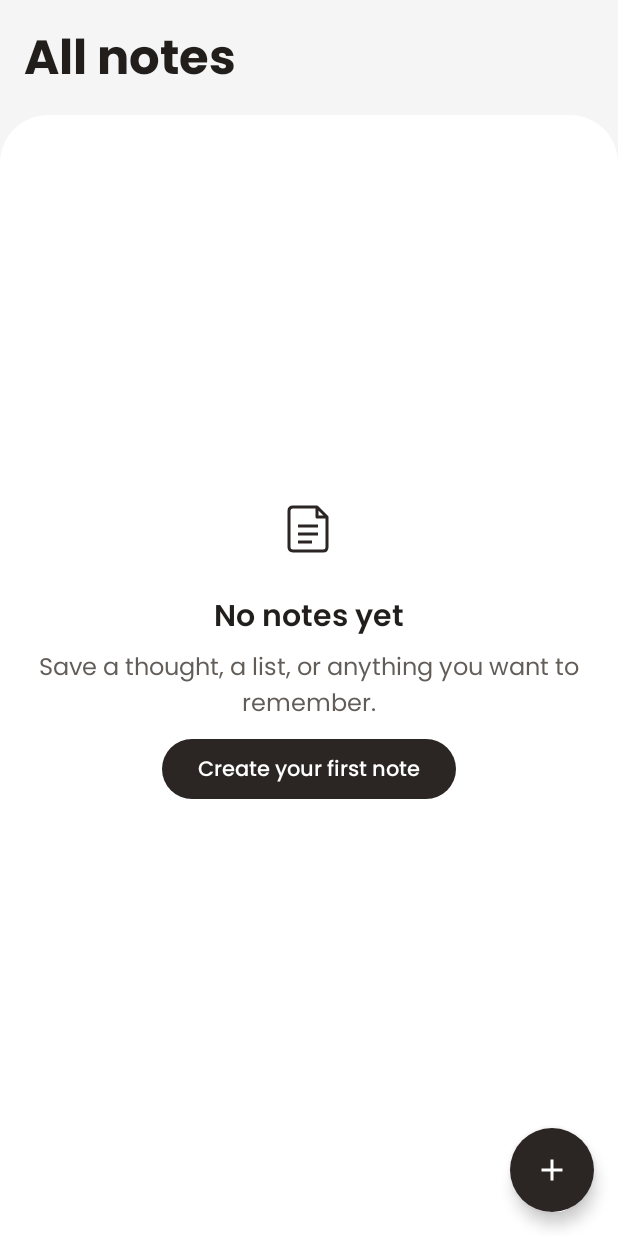
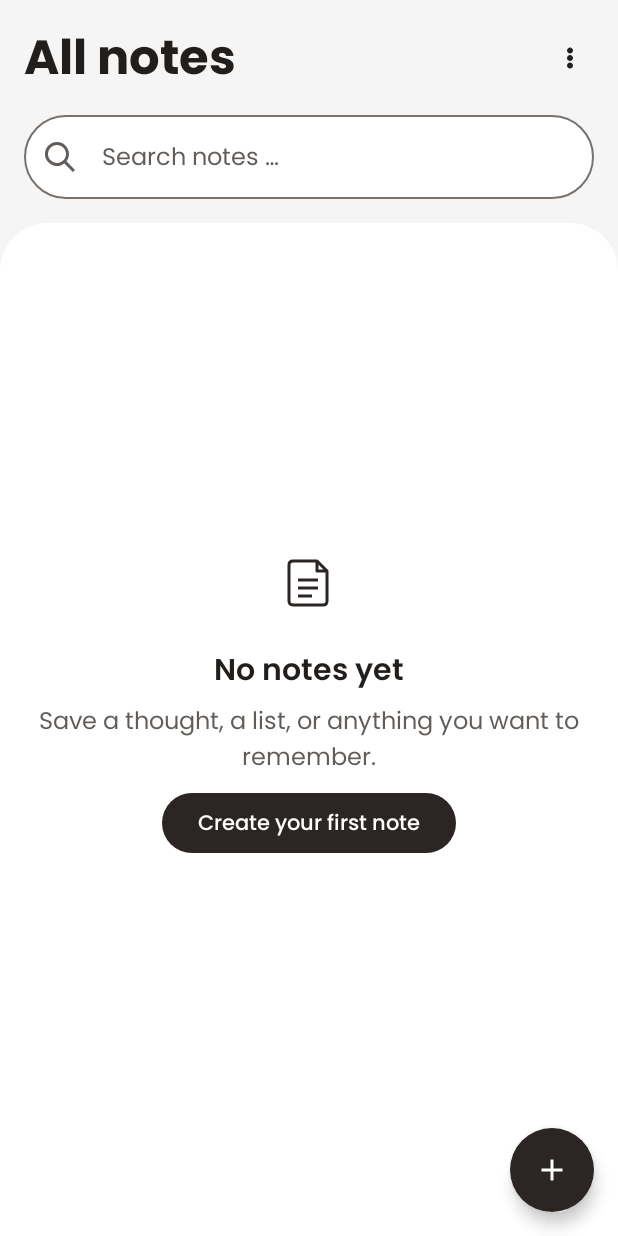
Before and after one commit to rudratheogopgod/web3tasknotesapplication, an Android app built with Jetpack Compose: the screen it shows after launch (MainActivity), on a phone screen of 412 x 824 dp. Run offline under Robolectric (Android 15) with nearby library versions, the phone set to English and light mode, and no system bars; our stand-ins replace Dagger/Hilt's generated code, Room's generated code; libraries missing offline, so code that uses them is left out: androidx.hilt.lifecycle.

Commit message:
feat(search): add case-insensitive search and sorting options

```diff
--- a/app/src/main/java/com/rudra/web3tasknotesapplication/data/local/NoteDao.kt
+++ b/app/src/main/java/com/rudra/web3tasknotesapplication/data/local/NoteDao.kt
@@ -10,8 +10,19 @@ import kotlinx.coroutines.flow.Flow
 /** Keeps queries and ordering rules close to the persisted data. */
 @Dao
 interface NoteDao {
-    @Query("SELECT * FROM notes ORDER BY updatedAt DESC, id DESC")
-    fun observeAll(): Flow<List<NoteEntity>>
+    @Query("""
+        SELECT * FROM notes
+        WHERE :pattern IS NULL OR title LIKE :pattern ESCAPE '!' OR content LIKE :pattern ESCAPE '!'
+        ORDER BY updatedAt DESC, id DESC
+    """)
+    fun observeAll(pattern: String? = null): Flow<List<NoteEntity>>
+
+    @Query("""
+        SELECT * FROM notes
+        WHERE :pattern IS NULL OR title LIKE :pattern ESCAPE '!' OR content LIKE :pattern ESCAPE '!'
+        ORDER BY title COLLATE NOCASE ASC, updatedAt DESC, id DESC
+    """)
+    fun observeByTitle(pattern: String?): Flow<List<NoteEntity>>
 
     @Query("SELECT * FROM notes WHERE id = :id")
     fun observeById(id: Long): Flow<NoteEntity?>
--- /dev/null
+++ b/app/src/main/java/com/rudra/web3tasknotesapplication/data/repository/NoteSearchPattern.kt
@@ -0,0 +1,14 @@
+package com.rudra.web3tasknotesapplication.data.repository
+
+/** Uses ! as the LIKE escape character and matches the trimmed input literally. */
+internal fun noteSearchPattern(query: String): String? {
+    val term = query.trim().ifEmpty { return null }
+    return buildString {
+        append('%')
+        for (character in term) {
+            if (character == '!' || character == '%' || character == '_') append('!')
+            append(character)
+        }
+        append('%')
+    }
+}
--- a/app/src/main/java/com/rudra/web3tasknotesapplication/data/repository/NotesRepository.kt
+++ b/app/src/main/java/com/rudra/web3tasknotesapplication/data/repository/NotesRepository.kt
@@ -1,11 +1,12 @@
 package com.rudra.web3tasknotesapplication.data.repository
 
 import com.rudra.web3tasknotesapplication.domain.model.Note
+import com.rudra.web3tasknotesapplication.domain.model.NoteSortOrder
 import kotlinx.coroutines.flow.Flow
 
 /** Exposes Room-backed state without exposing persistence types to callers. */
 interface NotesRepository {
-    fun observeAll(): Flow<List<Note>>
+    fun observeAll(query: String = "", order: NoteSortOrder = NoteSortOrder.LAST_UPDATED): Flow<List<Note>>
     fun observeById(id: Long): Flow<Note?>
 
     /** Saves a new note when [id] is null, or updates an existing note atomically. */
--- a/app/src/main/java/com/rudra/web3tasknotesapplication/data/repository/NotesRepositoryImpl.kt
+++ b/app/src/main/java/com/rudra/web3tasknotesapplication/data/repository/NotesRepositoryImpl.kt
@@ -12,7 +12,9 @@ import com.rudra.web3tasknotesapplication.data.local.NotesDatabase
 import com.rudra.web3tasknotesapplication.data.mapper.toEntity
 import com.rudra.web3tasknotesapplication.data.mapper.toNote
 import com.rudra.web3tasknotesapplication.domain.model.Note
+import com.rudra.web3tasknotesapplication.domain.model.NoteSortOrder
 import kotlinx.coroutines.CancellationException
+import kotlinx.coroutines.flow.Flow
 import kotlinx.coroutines.flow.map
 import kotlinx.coroutines.withContext
 
@@ -27,7 +29,14 @@ class NotesRepositoryImpl @Inject constructor(
     private val appContext = context.applicationContext
     private val rules = NoteSaveRules(time) { appContext.getString(R.string.untitled_note) }
 
-    override fun observeAll() = dao.observeAll().map { rows -> rows.map { it.toNote() } }
+    override fun observeAll(query: String, order: NoteSortOrder): Flow<List<Note>> {
+        val pattern = noteSearchPattern(query)
+        val rows = when (order) {
+            NoteSortOrder.LAST_UPDATED -> dao.observeAll(pattern)
+            NoteSortOrder.TITLE -> dao.observeByTitle(pattern)
+        }
+        return rows.map { entities -> entities.map { it.toNote() } }
+    }
 
     override fun observeById(id: Long) = dao.observeById(id).map { it?.toNote() }
 
--- /dev/null
+++ b/app/src/main/java/com/rudra/web3tasknotesapplication/domain/model/NoteSortOrder.kt
@@ -0,0 +1,4 @@
+package com.rudra.web3tasknotesapplication.domain.model
+
+/** The order in which Room returns matching notes. */
+enum class NoteSortOrder { LAST_UPDATED, TITLE }
--- /dev/null
+++ b/app/src/main/java/com/rudra/web3tasknotesapplication/ui/components/NotesSearchBar.kt
@@ -0,0 +1,52 @@
+package com.rudra.web3tasknotesapplication.ui.components
+
+import androidx.compose.foundation.text.KeyboardActions
+import androidx.compose.foundation.text.KeyboardOptions
+import androidx.compose.material3.Icon
+import androidx.compose.material3.IconButton
+import androidx.compose.material3.MaterialTheme
+import androidx.compose.material3.OutlinedTextField
+import androidx.compose.material3.OutlinedTextFieldDefaults
+import androidx.compose.material3.Text
+import androidx.compose.runtime.Composable
+import androidx.compose.ui.Modifier
+import androidx.compose.ui.platform.LocalFocusManager
+import androidx.compose.ui.platform.LocalSoftwareKeyboardController
+import androidx.compose.ui.res.painterResource
+import androidx.compose.ui.res.stringResource
+import androidx.compose.ui.text.input.ImeAction
+import com.rudra.web3tasknotesapplication.R
+import com.rudra.web3tasknotesapplication.ui.theme.NotesShapes
+
+/** Lets users refine or clear the search while keeping keyboard dismissal explicit. */
+@Composable
+internal fun NotesSearchBar(query: String, onQueryChange: (String) -> Unit, modifier: Modifier) {
+    val keyboard = LocalSoftwareKeyboardController.current
+    val focus = LocalFocusManager.current
+    val label = stringResource(R.string.search_notes)
+    OutlinedTextField(
+        value = query,
+        onValueChange = onQueryChange,
+        modifier = modifier,
+        placeholder = { Text(label) },
+        leadingIcon = { Icon(painterResource(R.drawable.ic_notes_search), null) },
+        trailingIcon = if (query.isEmpty()) null else {
+            {
+                IconButton(onClick = { onQueryChange("") }) {
+                    Icon(painterResource(R.drawable.ic_notes_clear), stringResource(R.string.clear_search))
+                }
+            }
+        },
+        shape = NotesShapes.Pill,
+        colors = OutlinedTextFieldDefaults.colors(
+            focusedContainerColor = MaterialTheme.colorScheme.surface,
+            unfocusedContainerColor = MaterialTheme.colorScheme.surface,
+        ),
+        singleLine = true,
+        keyboardOptions = KeyboardOptions(imeAction = ImeAction.Search),
+        keyboardActions = KeyboardActions(onSearch = {
+            keyboard?.hide()
+            focus.clearFocus()
+        }),
+    )
+}
--- a/app/src/main/java/com/rudra/web3tasknotesapplication/ui/notes/list/NotesListRoute.kt
+++ b/app/src/main/java/com/rudra/web3tasknotesapplication/ui/notes/list/NotesListRoute.kt
@@ -26,6 +26,8 @@ internal fun NotesListRoute(
     onEditorDeleteConsumed: () -> Unit = {},
 ) {
     val state by viewModel.uiState.collectAsStateWithLifecycle()
+    val query by viewModel.query.collectAsStateWithLifecycle()
+    val order by viewModel.sortOrder.collectAsStateWithLifecycle()
     var confirmId by rememberSaveable { mutableStateOf<Long?>(null) }
     LaunchedEffect(confirmedEditorDeleteId) {
         if (confirmedEditorDeleteId != null) {
@@ -35,7 +37,8 @@ internal fun NotesListRoute(
     }
     DeleteSnackbar(viewModel, snackbarHostState)
     NotesListScreen(state, onCreateNote, onOpenNote, snackbarHostState,
-        onRequestDelete = { confirmId = it })
+        onRequestDelete = { confirmId = it }, query = query, sortOrder = order,
+        onQueryChange = viewModel::changeQuery, onSortOrderChange = viewModel::changeSortOrder)
     confirmId?.let { id ->
         DeleteNoteDialog(
             onConfirm = {
--- a/app/src/main/java/com/rudra/web3tasknotesapplication/ui/notes/list/NotesListScreen.kt
+++ b/app/src/main/java/com/rudra/web3tasknotesapplication/ui/notes/list/NotesListScreen.kt
@@ -8,6 +8,14 @@ import androidx.compose.foundation.rememberScrollState
 import androidx.compose.foundation.verticalScroll
 import androidx.compose.material3.*
 import androidx.compose.runtime.Composable
+import androidx.compose.runtime.getValue
+import androidx.compose.runtime.mutableStateOf
+import androidx.compose.runtime.setValue
+import androidx.compose.runtime.saveable.rememberSaveable
+import com.rudra.web3tasknotesapplication.domain.model.NoteSortOrder
+import com.rudra.web3tasknotesapplication.ui.components.NotesSearchBar
+import androidx.compose.ui.semantics.selected
+import androidx.compose.ui.semantics.semantics
 import androidx.compose.ui.Modifier
 import androidx.compose.ui.Alignment
 import androidx.compose.ui.res.painterResource
@@ -29,6 +37,10 @@ internal fun NotesListScreen(
     onOpenNote: (Long) -> Unit,
     snackbarHostState: SnackbarHostState? = null,
     onRequestDelete: ((Long) -> Unit)? = null,
+    query: String = "",
+    sortOrder: NoteSortOrder = NoteSortOrder.LAST_UPDATED,
+    onQueryChange: (String) -> Unit = {},
+    onSortOrderChange: (NoteSortOrder) -> Unit = {},
 ) {
     val insets = WindowInsets.safeDrawing.union(WindowInsets.captionBar)
     Scaffold(
@@ -47,17 +59,19 @@ internal fun NotesListScreen(
         },
     ) { padding ->
         Column(Modifier.fillMaxSize().padding(padding).consumeWindowInsets(padding)) {
-            Text(
-                text = stringResource(R.string.all_notes),
-                style = MaterialTheme.typography.titleLarge,
-                modifier = Modifier.padding(Spacing.Large),
+            NotesHeader(sortOrder, onSortOrderChange)
+            NotesSearchBar(
+                query = query,
+                onQueryChange = onQueryChange,
+                modifier = Modifier.align(Alignment.CenterHorizontally).widthIn(max = 640.dp)
+                    .fillMaxWidth().padding(horizontal = Spacing.Large).padding(bottom = Spacing.Large),
             )
             Surface(
                 modifier = Modifier.fillMaxWidth().weight(1f),
                 shape = NotesShapes.Sheet,
                 color = MaterialTheme.colorScheme.surface,
             ) {
-                NotesListContent(state, onCreateNote, onOpenNote, onRequestDelete)
+                NotesListContent(state, onCreateNote, onOpenNote, onRequestDelete, { onQueryChange("") })
             }
         }
     }
@@ -69,12 +83,14 @@ private fun NotesListContent(
     onCreateNote: () -> Unit,
     onOpenNote: (Long) -> Unit,
     onRequestDelete: ((Long) -> Unit)?,
+    onClearSearch: () -> Unit,
 ) {
     when (state) {
         NotesListUiState.Loading -> Box(Modifier.fillMaxSize(), contentAlignment = Alignment.Center) {
             CircularProgressIndicator()
         }
         NotesListUiState.Empty -> EmptyNotes(onCreateNote)
+        is NotesListUiState.NoResults -> NoResults(state.query, onClearSearch)
         NotesListUiState.Unavailable -> Box(Modifier.fillMaxSize(), contentAlignment = Alignment.Center) {
             Text(stringResource(R.string.notes_unavailable), Modifier.padding(Spacing.Large))
         }
@@ -96,6 +112,55 @@ private fun NotesListContent(
 }
 
 @Composable
+private fun NotesHeader(order: NoteSortOrder, onSortOrderChange: (NoteSortOrder) -> Unit) {
+    var expanded by rememberSaveable { mutableStateOf(false) }
+    Row(
+        Modifier.fillMaxWidth().padding(start = Spacing.Large, end = Spacing.Small),
+        verticalAlignment = Alignment.CenterVertically,
+    ) {
+        Text(stringResource(R.string.all_notes), Modifier.weight(1f).padding(vertical = Spacing.Large),
+            style = MaterialTheme.typography.titleLarge)
+        Box {
+            IconButton(onClick = { expanded = true }) {
+                Icon(painterResource(R.drawable.ic_notes_overflow), stringResource(R.string.sort_notes))
+            }
+            DropdownMenu(expanded = expanded, onDismissRequest = { expanded = false }) {
+                NoteSortOrder.entries.forEach { option ->
+                    val selectedOrder = option == order
+                    DropdownMenuItem(
+                        text = { Text(stringResource(when (option) {
+                            NoteSortOrder.LAST_UPDATED -> R.string.sort_updated
+                            NoteSortOrder.TITLE -> R.string.sort_title
+                        })) },
+                        leadingIcon = { RadioButton(selected = selectedOrder, onClick = null) },
+                        modifier = Modifier.semantics { selected = selectedOrder },
+                        onClick = {
+                            expanded = false
+                            onSortOrderChange(option)
+                        },
+                    )
+                }
+            }
+        }
+    }
+}
+
+@Composable
+private fun NoResults(query: String, onClearSearch: () -> Unit) {
+    Column(
+        modifier = Modifier.fillMaxSize().verticalScroll(rememberScrollState())
+            .padding(start = Spacing.Large, end = Spacing.Large, top = Spacing.Large, bottom = FabClearance),
+        horizontalAlignment = Alignment.CenterHorizontally,
+        verticalArrangement = Arrangement.spacedBy(Spacing.Small, Alignment.CenterVertically),
+    ) {
+        Text(stringResource(R.string.notes_no_results, query), textAlign = TextAlign.Center,
+            style = MaterialTheme.typography.titleMedium)
+        Text(stringResource(R.string.notes_search_suggestion), textAlign = TextAlign.Center)
+        TextButton(onClick = onClearSearch) { Text(stringResource(R.string.clear_search)) }
+    }
+}
+
+@Composable
 private fun EmptyNotes(onCreateNote: () -> Unit) {
     Column(
         modifier = Modifier.fillMaxSize().verticalScroll(rememberScrollState())
--- a/app/src/main/java/com/rudra/web3tasknotesapplication/ui/notes/list/NotesListUiState.kt
+++ b/app/src/main/java/com/rudra/web3tasknotesapplication/ui/notes/list/NotesListUiState.kt
@@ -6,6 +6,7 @@ import com.rudra.web3tasknotesapplication.domain.model.Note
 internal sealed interface NotesListUiState {
     data object Loading : NotesListUiState
     data object Empty : NotesListUiState
+    data class NoResults(val query: String) : NotesListUiState
     data object Unavailable : NotesListUiState
     data class Loaded(val notes: List<Note>) : NotesListUiState
 }
--- a/app/src/main/java/com/rudra/web3tasknotesapplication/ui/notes/list/NotesListViewModel.kt
+++ b/app/src/main/java/com/rudra/web3tasknotesapplication/ui/notes/list/NotesListViewModel.kt
@@ -1,6 +1,14 @@
 package com.rudra.web3tasknotesapplication.ui.notes.list
 
+import androidx.lifecycle.SavedStateHandle
 import androidx.lifecycle.ViewModel
+import com.rudra.web3tasknotesapplication.domain.model.NoteSortOrder
+import kotlinx.coroutines.ExperimentalCoroutinesApi
+import kotlinx.coroutines.delay
+import kotlinx.coroutines.flow.distinctUntilChanged
+import kotlinx.coroutines.flow.emitAll
+import kotlinx.coroutines.flow.flatMapLatest
+import kotlinx.coroutines.flow.flow
 import com.rudra.web3tasknotesapplication.domain.model.Note
 import kotlinx.coroutines.flow.MutableStateFlow
 import kotlinx.coroutines.flow.asStateFlow
@@ -17,16 +25,44 @@ import kotlinx.coroutines.flow.map
 import kotlinx.coroutines.flow.stateIn
 
 /** Keeps Room as the source of truth and shares the latest list with the screen. */
+@OptIn(ExperimentalCoroutinesApi::class)
 @HiltViewModel
-internal class NotesListViewModel @Inject constructor(private val repository: NotesRepository) : ViewModel() {
+internal class NotesListViewModel @Inject constructor(
+    private val repository: NotesRepository,
+    private val savedState: SavedStateHandle,
+) : ViewModel() {
+    val query = savedState.getStateFlow("search_query", "")
+    private val orderName = savedState.getStateFlow("sort_order", NoteSortOrder.LAST_UPDATED.name)
+    val sortOrder = orderName.map(NoteSortOrder::valueOf)
+        .stateIn(viewModelScope, SharingStarted.Eagerly, NoteSortOrder.valueOf(orderName.value))
+
+    fun changeQuery(value: String) {
+        savedState["search_query"] = value
+    }
+
+    fun changeSortOrder(order: NoteSortOrder) {
+        savedState["sort_order"] = order.name
+    }
     private val writes = mutableSetOf<Long>()
     private val pending = MutableStateFlow<List<DeleteMessage>>(emptyList())
     val deleteMessages = pending.asStateFlow()
 
-    val uiState = repository.observeAll()
-        .map { notes ->
-            val state: NotesListUiState =
-                if (notes.isEmpty()) NotesListUiState.Empty else NotesListUiState.Loaded(notes)
+    val uiState = query.map(String::trim).distinctUntilChanged()
+        .flatMapLatest { term ->
+            flow {
+                if (term.isNotEmpty()) delay(250)
+                emitAll(sortOrder.flatMapLatest { order -> observeResults(term, order) })
+            }
+        }
+        .stateIn(viewModelScope, SharingStarted.WhileSubscribed(5_000), NotesListUiState.Loading)
+
+    private fun observeResults(term: String, order: NoteSortOrder) =
+        repository.observeAll(term, order).map { notes ->
+            val state: NotesListUiState = when {
+                notes.isNotEmpty() -> NotesListUiState.Loaded(notes)
+                term.isNotEmpty() -> NotesListUiState.NoResults(term)
+                else -> NotesListUiState.Empty
+            }
             state
         }
         .catch { failure ->
@@ -35,8 +71,6 @@ internal class NotesListViewModel @Inject constructor(private val repository: No
             }
             emit(NotesListUiState.Unavailable)
         }
-        .stateIn(viewModelScope, SharingStarted.WhileSubscribed(5_000), NotesListUiState.Loading)
-
     fun deleteNote(id: Long) {
         if (!writes.add(id)) return
         viewModelScope.launch {
--- /dev/null
+++ b/app/src/main/res/drawable/ic_notes_clear.xml
@@ -0,0 +1,6 @@
+<vector xmlns:android="http://schemas.android.com/apk/res/android"
+    android:width="24dp" android:height="24dp"
+    android:viewportWidth="24" android:viewportHeight="24">
+    <path android:fillColor="@android:color/white" android:fillType="evenOdd"
+        android:pathData="M18.3,5.71L12,12l6.3,6.29l-1.41,1.42L10.59,13.41L4.29,19.71L2.88,18.29L9.17,12L2.88,5.71L4.29,4.29l6.3,6.3l6.3,-6.3z" />
+</vector>
--- /dev/null
+++ b/app/src/main/res/drawable/ic_notes_overflow.xml
@@ -0,0 +1,6 @@
+<vector xmlns:android="http://schemas.android.com/apk/res/android"
+    android:width="24dp" android:height="24dp"
+    android:viewportWidth="24" android:viewportHeight="24">
+    <path android:fillColor="@android:color/white" android:fillType="evenOdd"
+        android:pathData="M12,5a2,2 0,1 0,0 4a2,2 0,0 0,0 -4M12,10a2,2 0,1 0,0 4a2,2 0,0 0,0 -4M12,15a2,2 0,1 0,0 4a2,2 0,0 0,0 -4" />
+</vector>
--- /dev/null
+++ b/app/src/main/res/drawable/ic_notes_search.xml
@@ -0,0 +1,6 @@
+<vector xmlns:android="http://schemas.android.com/apk/res/android"
+    android:width="24dp" android:height="24dp"
+    android:viewportWidth="24" android:viewportHeight="24">
+    <path android:fillColor="@android:color/white" android:fillType="evenOdd"
+        android:pathData="M10,2a8,8 0,1 0,4.9 14.3L20.6,22L22,20.6l-5.7,-5.7A8,8 0,0 0,10 2M10,4a6,6 0,1 1,0 12a6,6 0,0 1,0 -12" />
+</vector>
--- a/app/src/main/res/values/strings.xml
+++ b/app/src/main/res/values/strings.xml
@@ -32,4 +32,11 @@
     <string name="note_delete_failed">Couldn’t delete the note. Try again.</string>
     <string name="note_restore_failed">Couldn’t restore the note.</string>
     <string name="note_actions">Show note actions</string>
+    <string name="search_notes">Search notes …</string>
+    <string name="clear_search">Clear search</string>
+    <string name="sort_notes">Sort notes</string>
+    <string name="sort_updated">Last updated</string>
+    <string name="sort_title">Title (A–Z)</string>
+    <string name="notes_no_results">No notes match “%1$s”</string>
+    <string name="notes_search_suggestion">Try a different search or clear the field.</string>
 </resources>
```
Also changed, not shown: 5 other files.
